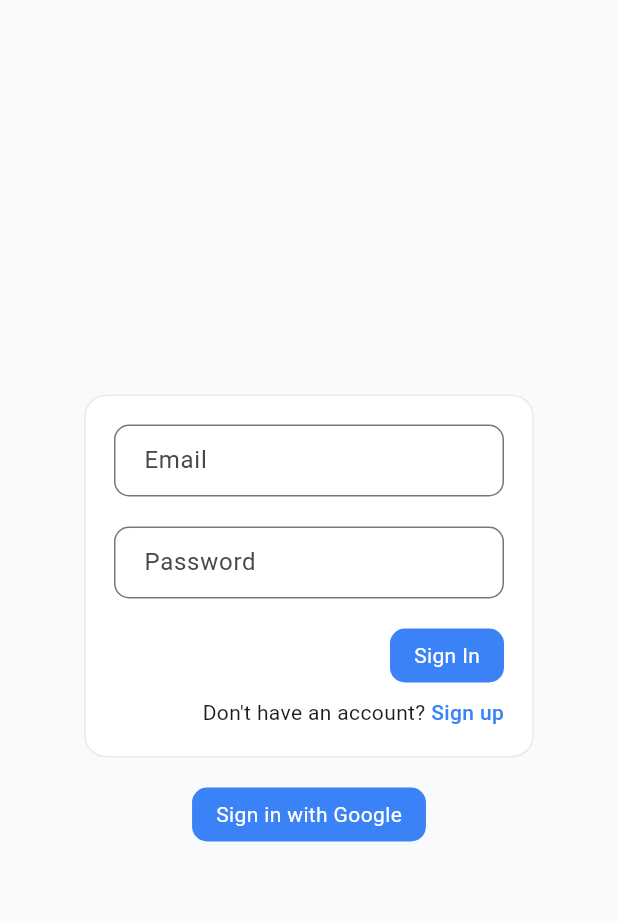
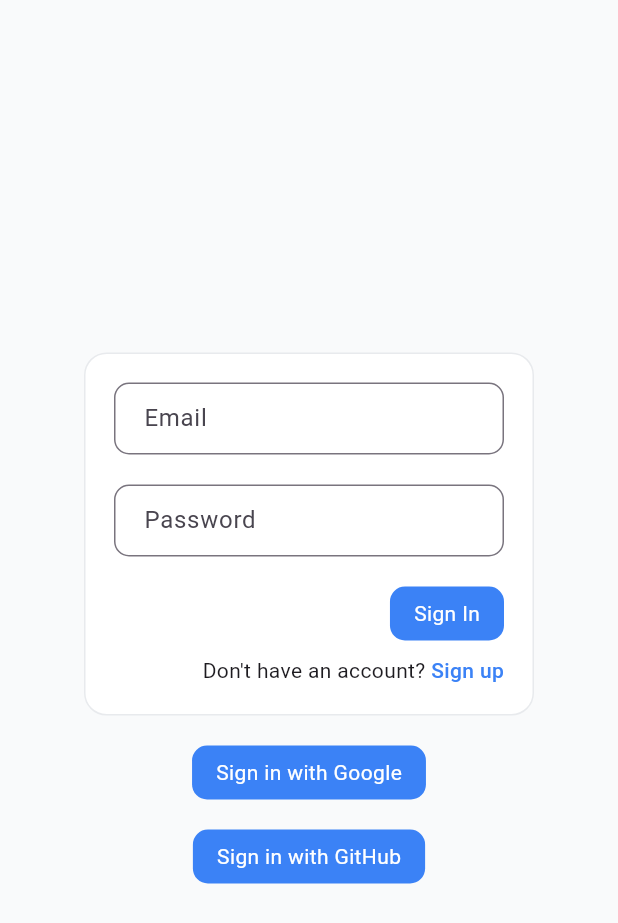
Before and after one commit to roman-liutyk/process-automation-app, a Flutter app: the screen it shows after launch, on a phone screen of 412 x 824 dp. Shown: the top 923 px of the screen. Run offline on Flutter 3.47's test engine with Material 3 defaults, Android fonts, the light colour scheme and no system bars; our stand-ins replace firebase_auth, firebase_core, flutter_riverpod, freezed_annotation, go_router; missing offline and left inert: dart:html; accounts and stored records are empty; statements that could not run were skipped.

Commit message:
feat: implemented github sign in functionality

```diff
--- a/lib/features/auth/views/sign_in_view.dart
+++ b/lib/features/auth/views/sign_in_view.dart
@@ -136,6 +136,15 @@ class _SignInViewState extends ConsumerState<SignInView> {
                         ref.read(authProvider.notifier).signInWithGoogle();
                       },
                     ),
+                    const SizedBox(
+                      height: 20,
+                    ),
+                    PrimaryButton(
+                      title: 'Sign in with GitHub',
+                      callback: () {
+                        ref.read(authProvider.notifier).signInWithGithub();
+                      },
+                    ),
                   ],
                 ),
               ),
```
Also changed, not shown: lib/features/auth/providers/auth_provider.dart (+11 -1 lines), lib/features/auth/repositories/auth_repository.dart (+18 -2 lines), pubspec.lock.
